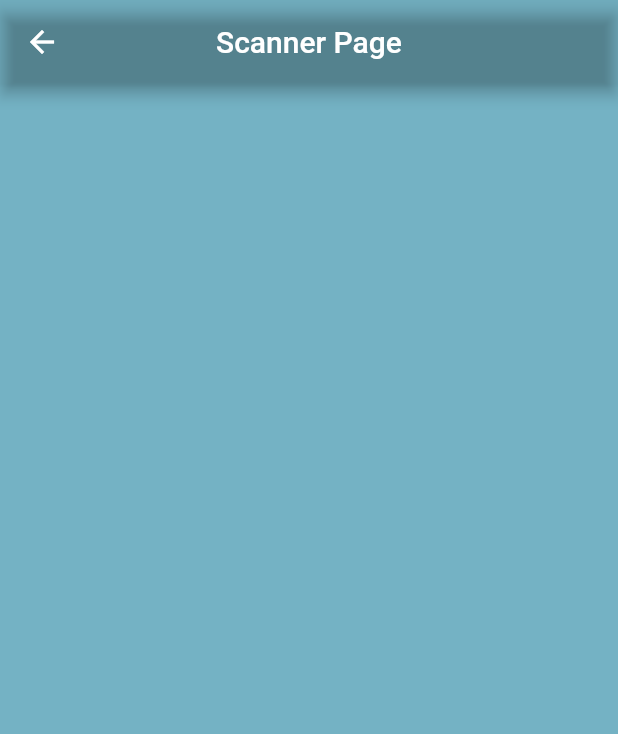
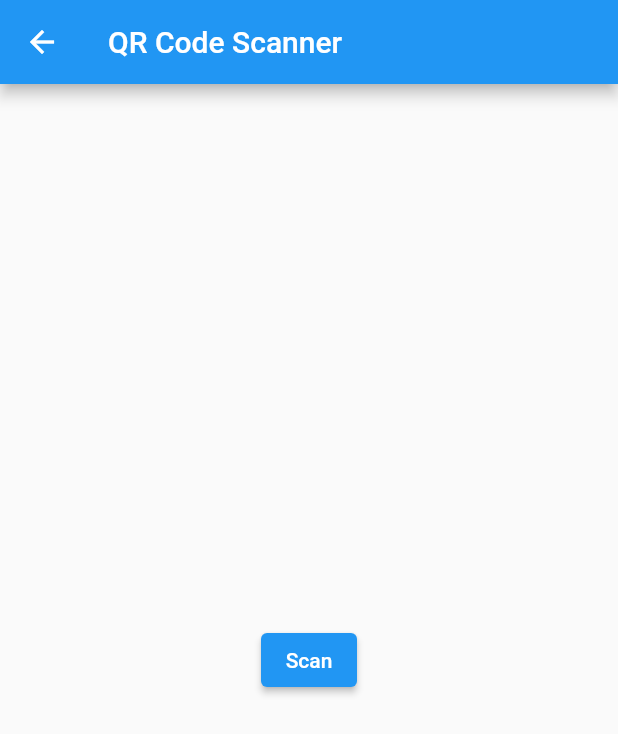
Before and after one commit to AyubMohamed20/MasjidPass, a Flutter app: the ScannerPage screen opened directly, on a phone screen of 412 x 824 dp. Shown: the top 734 px of the screen. Run offline on Flutter 3.47's test engine with Material 2 defaults, Android fonts, the phone set to English and light mode, and no system bars; missing offline and left inert: qr_code_scanner.

Commit message:
Adding the Scanner Part-1

```diff
--- a/lib/loginscreen.dart
+++ b/lib/loginscreen.dart
@@ -7,7 +7,7 @@ class LoginPage extends StatefulWidget {
   @override
   State<StatefulWidget> createState() => new _LoginPageState();
 }
-
+//heelo
 // Used for controlling whether the user is loggin or creating an account
 enum FormType { login, register }
 
--- a/lib/main.dart
+++ b/lib/main.dart
@@ -8,7 +8,7 @@ void main() {
 
 class MyApp extends StatelessWidget {
   const MyApp({Key? key}) : super(key: key);
-
+  static final String title = 'QR Code Scanner';
   @override
   Widget build(BuildContext context) {
     return MaterialApp(
--- a/lib/scannerscreen.dart
+++ b/lib/scannerscreen.dart
@@ -1,4 +1,8 @@
 import 'package:flutter/material.dart';
+import 'package:masjid_pass/scanner.dart';
+
+
+import 'main.dart';
 
 class ScannerPage extends StatefulWidget {
   const ScannerPage({Key? key, required this.title}) : super(key: key);
@@ -11,14 +15,22 @@ class ScannerPage extends StatefulWidget {
 
 class _ScannerPageState extends State<ScannerPage> {
   @override
-  Widget build(BuildContext context) {
-    return Scaffold(
-      backgroundColor: Color.fromRGBO(116, 178, 196, 1),
-      appBar: AppBar(
-          title: Text('Scanner Page'),
-          centerTitle: true,
-          backgroundColor: Colors.transparent),
-      body: Center(),
-    );
-  }
+
+  Widget build(BuildContext context) => Scaffold(
+    appBar: AppBar(
+      title: Text(MyApp.title),
+    ),
+    body: Center(
+      child: ElevatedButton(
+          child: const Text('Scan'),
+          onPressed: () {
+            Navigator.push(
+              context,
+              MaterialPageRoute(builder: (context) => const Scanner()),
+            );
+          }),
+    ),
+
+  );
+
 }
```
Also changed, not shown: lib/scanner.dart (added, +107 -0 lines), pubspec.yaml (+6 -1 lines), pubspec.lock, 5 other files.
